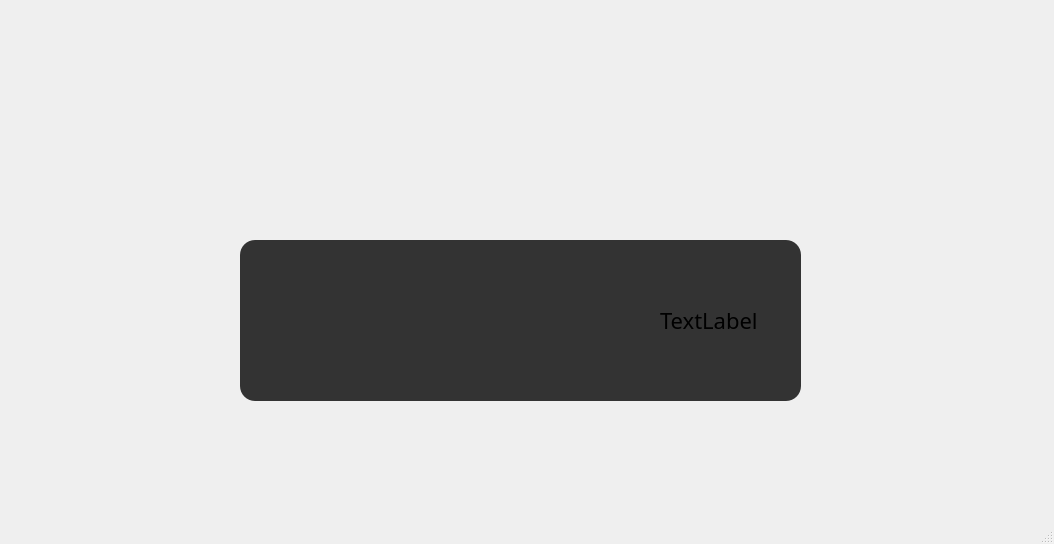
First picture: the form in overlay.ui, repository lucbece/tftOverlay, before the edit.
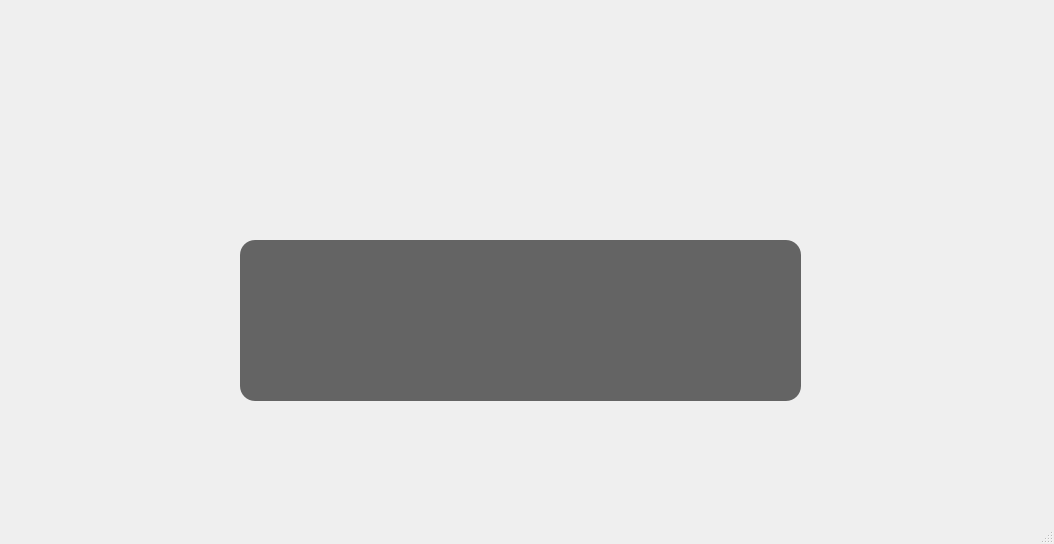
Second picture: the form after the edit.

```diff
--- a/overlay.ui
+++ b/overlay.ui
@@ -17,10 +17,11 @@
    <string notr="true">*{
 	font-family: century gothic;
 	font-size: 22px;
+	color: white;
 }
 QFrame
 {
-	background:#333;
+	background:rgba(3,3,3,150);
 	border-radius:15px;
 }
 
@@ -32,11 +33,9 @@
 border-bottom: 1px solid white;
 }
 
-QComboBox
+QLabel
 {
-background:transparent;
-border:none;
-color:white;
+background:rgba(3,3,3,0)
 }</string>
   </property>
   <widget class="QWidget" name="centralwidget">
@@ -58,14 +57,14 @@
     <widget class="QLabel" name="leaguePhoto">
      <property name="geometry">
       <rect>
-       <x>420</x>
+       <x>400</x>
        <y>20</y>
-       <width>121</width>
-       <height>121</height>
+       <width>128</width>
+       <height>128</height>
       </rect>
      </property>
      <property name="text">
-      <string>TextLabel</string>
+      <string/>
      </property>
      <property name="scaledContents">
       <bool>true</bool>
@@ -74,15 +73,18 @@
     <widget class="QLabel" name="leagueText">
      <property name="geometry">
       <rect>
-       <x>30</x>
-       <y>50</y>
+       <x>20</x>
+       <y>20</y>
        <width>281</width>
-       <height>61</height>
+       <height>121</height>
       </rect>
      </property>
      <property name="text">
       <string/>
      </property>
+     <property name="alignment">
+      <set>Qt::AlignLeading|Qt::AlignLeft|Qt::AlignVCenter</set>
+     </property>
     </widget>
    </widget>
   </widget>
```
